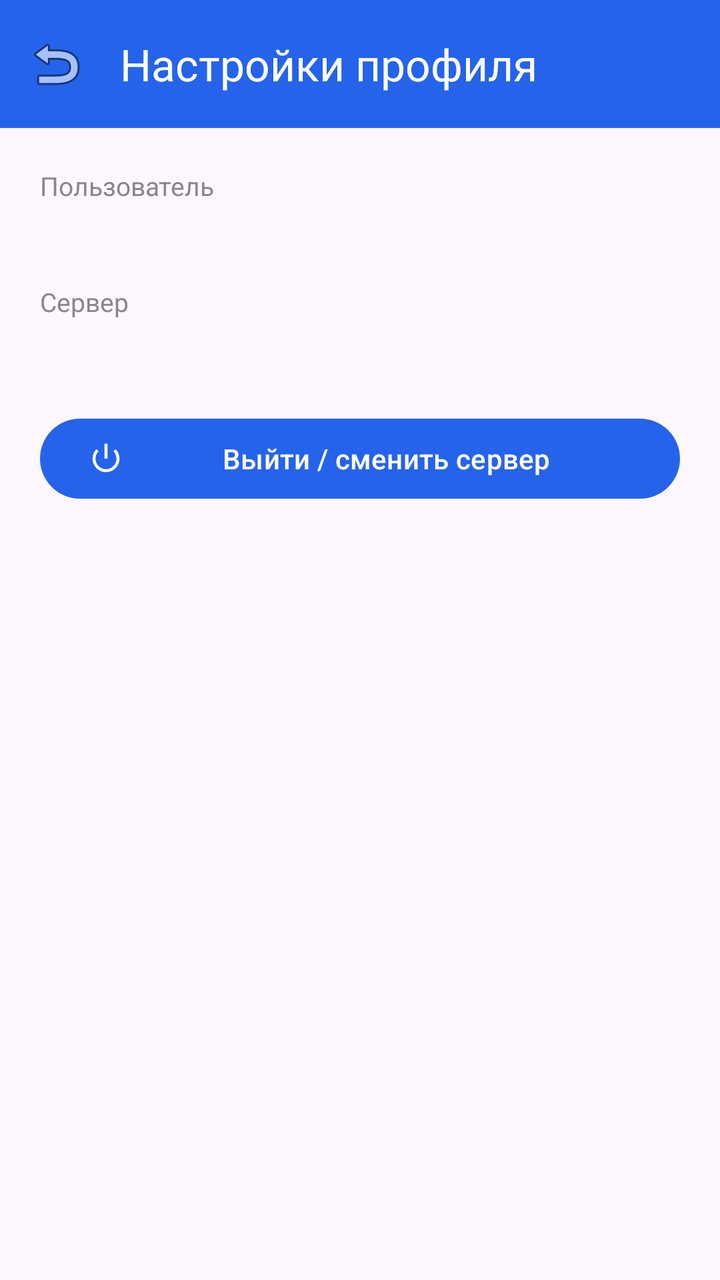
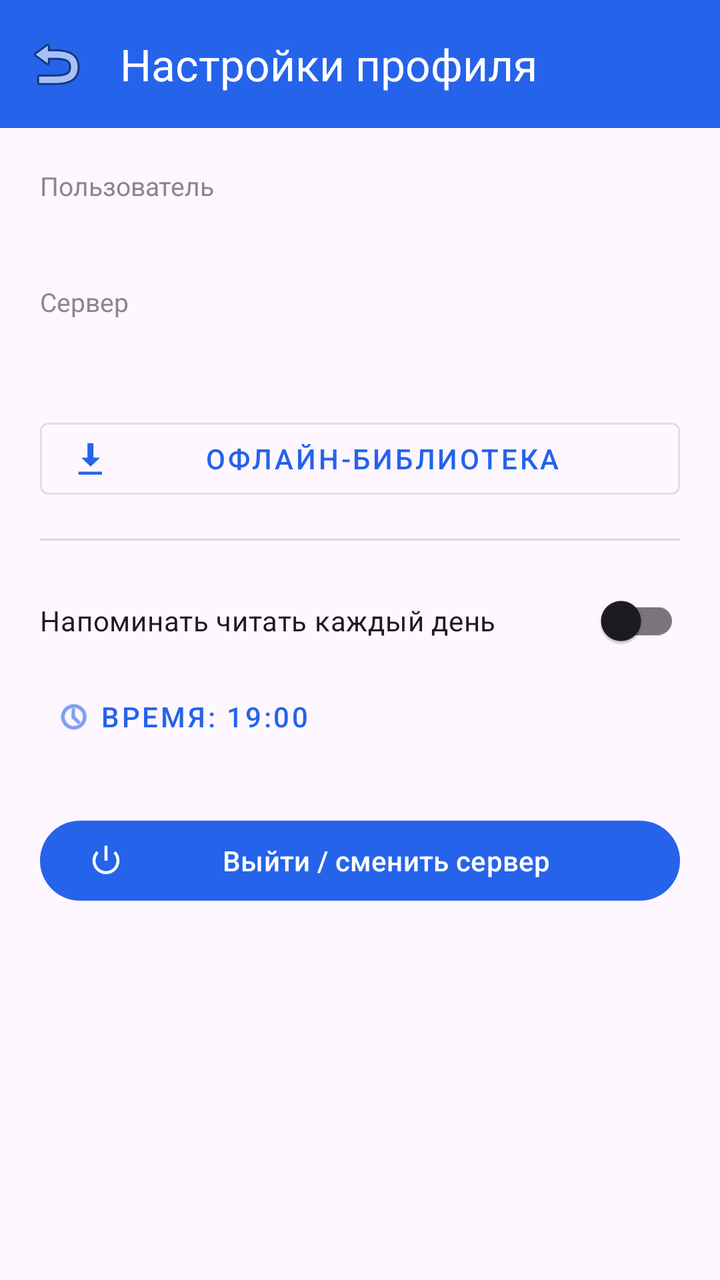

Before-and-after screenshots of an Android layout around one commit, followed by the original layout XML and the change that was made.
<!-- AndroidManifest.xml: application theme Theme.WeBook -->
<!-- res/layout/activity_profile.xml -->
<?xml version="1.0" encoding="utf-8"?>
<LinearLayout xmlns:android="http://schemas.android.com/apk/res/android"
    xmlns:app="http://schemas.android.com/apk/res-auto"
    android:layout_width="match_parent"
    android:layout_height="match_parent"
    android:orientation="vertical">

    <com.google.android.material.appbar.MaterialToolbar
        android:id="@+id/toolbar"
        android:layout_width="match_parent"
        android:layout_height="?attr/actionBarSize"
        android:background="@color/brand"
        app:navigationIcon="@android:drawable/ic_menu_revert"
        app:titleTextColor="@color/white"
        app:title="Настройки профиля" />

    <LinearLayout
        android:layout_width="match_parent"
        android:layout_height="wrap_content"
        android:orientation="vertical"
        android:padding="20dp">

        <TextView
            android:layout_width="wrap_content"
            android:layout_height="wrap_content"
            android:text="Пользователь"
            android:textColor="#888888"
            android:textSize="13sp" />

        <TextView
            android:id="@+id/username"
            android:layout_width="wrap_content"
            android:layout_height="wrap_content"
            android:layout_marginBottom="16dp"
            android:textSize="18sp"
            android:textStyle="bold" />

        <TextView
            android:layout_width="wrap_content"
            android:layout_height="wrap_content"
            android:text="Сервер"
            android:textColor="#888888"
            android:textSize="13sp" />

        <TextView
            android:id="@+id/server"
            android:layout_width="wrap_content"
            android:layout_height="wrap_content"
            android:layout_marginBottom="24dp"
            android:textSize="16sp" />

        <com.google.android.material.button.MaterialButton
            android:id="@+id/logoutBtn"
            android:layout_width="match_parent"
            android:layout_height="wrap_content"
            app:icon="@android:drawable/ic_lock_power_off"
            android:text="Выйти / сменить сервер" />
    </LinearLayout>
</LinearLayout>
<!-- resources referenced by this layout -->
<resources>
  <color name="brand">#2563EB</color>
  <color name="white">#FFFFFFFF</color>
  <style name="Theme.WeBook" parent="Theme.Material3.DayNight.NoActionBar">
          <item name="colorPrimary">@color/brand</item>
          <item name="colorPrimaryDark">@color/brand_dark</item>
          <item name="colorPrimaryVariant">@color/brand_dark</item>
          <item name="colorOnPrimary">@color/white</item>
          <item name="colorSecondary">@color/brand</item>
          <item name="colorOnSecondary">@color/white</item>
      </style>
  <color name="brand_dark">#1D4ED8</color>
</resources>

<!-- the commit's change to res/layout/activity_profile.xml (unified diff, before → after) -->
@@ -50,6 +50,36 @@
             android:textSize="16sp" />
 
         <com.google.android.material.button.MaterialButton
+            android:id="@+id/offlineBtn"
+            style="@style/Widget.MaterialComponents.Button.OutlinedButton"
+            android:layout_width="match_parent"
+            android:layout_height="wrap_content"
+            android:layout_marginBottom="16dp"
+            app:icon="@android:drawable/stat_sys_download_done"
+            android:text="Офлайн-библиотека" />
+
+        <View
+            android:layout_width="match_parent"
+            android:layout_height="1dp"
+            android:layout_marginBottom="16dp"
+            android:background="#22000000" />
+
+        <com.google.android.material.switchmaterial.SwitchMaterial
+            android:id="@+id/reminderSwitch"
+            android:layout_width="match_parent"
+            android:layout_height="wrap_content"
+            android:text="Напоминать читать каждый день" />
+
+        <com.google.android.material.button.MaterialButton
+            android:id="@+id/reminderTimeBtn"
+            style="@style/Widget.MaterialComponents.Button.TextButton"
+            android:layout_width="wrap_content"
+            android:layout_height="wrap_content"
+            android:layout_marginBottom="24dp"
+            app:icon="@android:drawable/ic_menu_recent_history"
+            android:text="Время: 19:00" />
+
+        <com.google.android.material.button.MaterialButton
             android:id="@+id/logoutBtn"
             android:layout_width="match_parent"
             android:layout_height="wrap_content"
